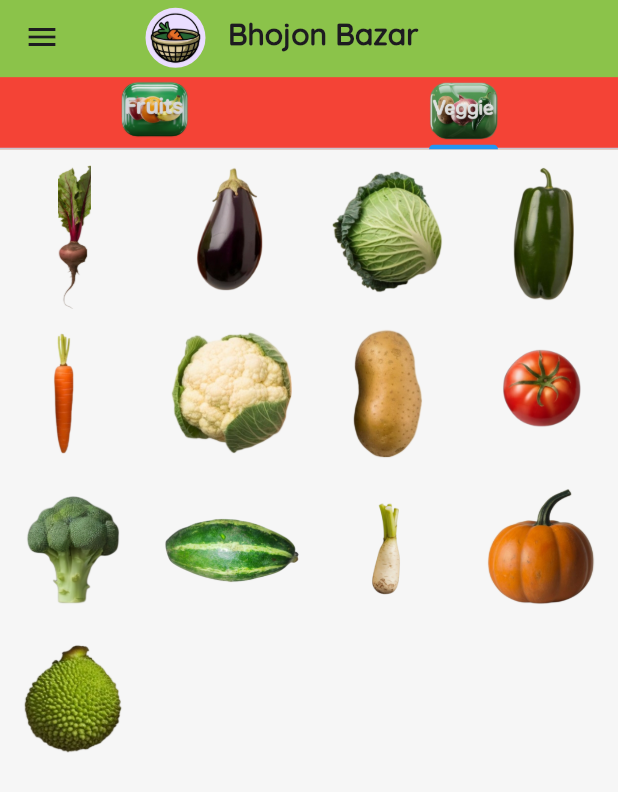
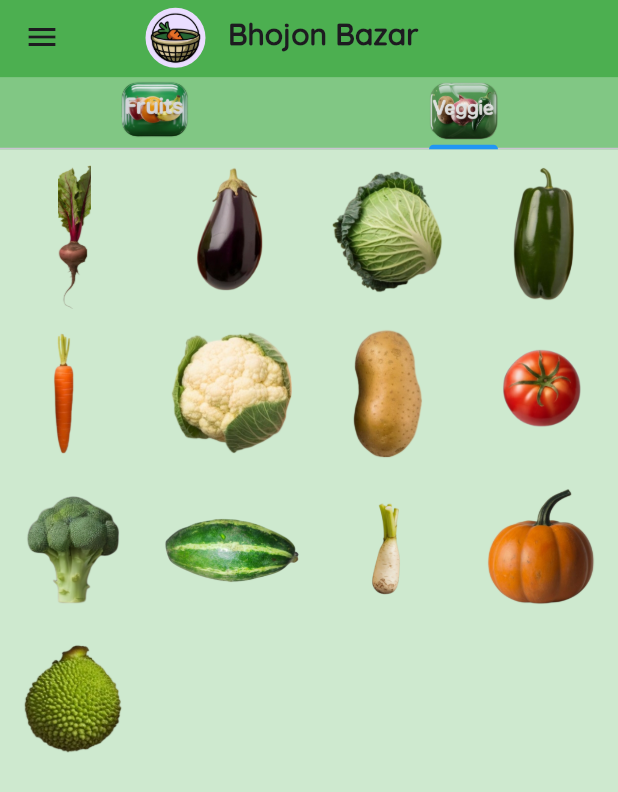
Before and after one commit to deeep8250/vegetables-application, a Flutter app: the screen it shows after launch, tab 2 chosen, on a phone screen of 412 x 824 dp. Shown: the top 792 px of the screen. Run offline on Flutter 3.47's test engine with Material 3 defaults, Android fonts, the phone set to English and light mode, and no system bars; our stand-ins replace audioplayers, lottie.

Commit message:
add to cart list delete  automatic whenever routing to the veges page, auto shuffle,  bug solved

```diff
--- a/lib/appDrawer.dart
+++ b/lib/appDrawer.dart
@@ -11,21 +11,30 @@ class MyResponsiveDrawer extends StatelessWidget {
 
   @override
   Widget build(BuildContext context) {
-    return const MaterialApp(
+    return MaterialApp(
       debugShowCheckedModeBanner: false,
-      home: HomePage(),
+      home: HomePage1(),
     );
   }
 }
 
-class HomePage extends StatelessWidget {
-  const HomePage({super.key});
+class HomePage1 extends StatefulWidget{
+  State<StatefulWidget> createState()=>HomePage();
+}
+
+class HomePage extends State {
 
   @override
+
+
+
+  @override
+
   Widget build(BuildContext context) {
+    precacheImage(const AssetImage('images/backg.jpg'), context);
     final wid = MediaQuery.of(context).size.width;
     final heit = MediaQuery.of(context).size.height;
-    precacheImage(const AssetImage('images/backg.jpg'), context);
+
     return Drawer(
         width: wid > 600 ? wid * 0.34 : wid * 0.5,
         child: Stack(
@@ -35,7 +44,7 @@ class HomePage extends StatelessWidget {
               child: Opacity(
                 opacity: 0.6, // Adjust the opacity as needed
                 child: Image.asset(
-                'images/backg.jpg', // Your background image path
+                  'assets/images/backg.jpg', // Your background image path
                   fit: BoxFit.cover,
                 ),
               ),
@@ -95,7 +104,7 @@ class HomePage extends StatelessWidget {
                   ),
 
                   child: ListTile(
-                  leading: Image.asset('images/orderhistory.png'),
+                    leading: Image.asset('assets/images/orderhistory.png'),
                     title: Text(
                       'My Cart',
                       style: TextStyle(
@@ -124,7 +133,7 @@ class HomePage extends StatelessWidget {
                     color: Colors.black26,
                   ),
                   child: ListTile(
-                  leading: Image.asset('images/feedback.png'),
+                    leading: Image.asset('assets/images/feedback.png'),
                     title: Text('Feedback',
                       style: TextStyle(fontWeight: FontWeight.bold,
                         fontFamily: 'cute',
@@ -145,7 +154,7 @@ class HomePage extends StatelessWidget {
                     color: Colors.black26,
                   ),
                   child: ListTile(
-                  leading: Image.asset('images/setting.png'),
+                    leading: Image.asset('assets/images/setting.png'),
                     title: Text('Settings',
                       style: TextStyle(fontWeight: FontWeight.bold,
                         fontFamily: 'cute',
@@ -168,7 +177,7 @@ class HomePage extends StatelessWidget {
                     color: Colors.black26,
                   ),
                   child: ListTile(
-                  leading: Image.asset('images/signout.png'),
+                    leading: Image.asset('assets/images/signout.png'),
                     title: Text('Logout',
                       style: TextStyle(fontWeight: FontWeight.bold,
                         fontFamily: 'cute',
--- a/lib/fruits_list.dart
+++ b/lib/fruits_list.dart
@@ -1,85 +1,36 @@
-import 'dart:math';
 
 import 'package:first/active_button_test.dart';
-import 'package:first/loti_animation.dart';
 import 'package:flutter/material.dart';
 
-void main() => runApp(const MyAppq());
 
-class MyAppq extends StatelessWidget {
-  const MyAppq({super.key});
+class HomeScreen1 extends StatefulWidget {
 
-  @override
-  Widget build(BuildContext context) {
-    return MaterialApp(
-      debugShowCheckedModeBanner: false,
-      home: HomeScreen(),
-    );
-  }
-}
+  List <String> image = [];
+   List <String> add_to_cart_items = [];
+  late List <bool> imageS = [];
 
-class HomeScreen extends StatefulWidget {
-
+ HomeScreen1({required this.image,required this.add_to_cart_items, required this.imageS});
 
   @override
   State<StatefulWidget> createState() => HomeScreenState();
 }
 
-class HomeScreenState extends State<HomeScreen> {
+class HomeScreenState extends State<HomeScreen1> {
    bool addtocart = true;
 
   int showIndex = -1;
   bool crcolor = true;
 
-  List<String> image = [
-    'fruits/banana.png',
-    'fruits/apple.png',
-    'fruits/avacado.png',
-    'fruits/bedana.png',
-    'fruits/coconut.png',
-    'fruits/cucumber.png',
-    'fruits/drag.png',
-    'fruits/grapes.png',
-    'fruits/green_grapes.png',
-    'fruits/guava.png',
-    'fruits/khajur.png',
-    'fruits/lichi.png',
-    'fruits/mango.png',
-    'fruits/orange.png',
-    'fruits/papaya.png',
-    'fruits/pineapple.png',
-    'fruits/strawberry.png',
-    'fruits/unknownf.png',
-    'fruits/watermelon.png',
-  ];
 
-
-
-
-
-
-
-
-
-  late List <String> add_to_cart_items = List.filled(image.length, '');
-  late List <bool> imageS = List.filled(image.length , true);
-
-  @override
-  void initState() {
-    super.initState();
-    image.shuffle(Random());
-  }
 
   @override
   Widget build(BuildContext context) {
-
 
     final deviceWidth = MediaQuery.of(context).size.width;
     final deviceHeight = MediaQuery.of(context).size.height;
 
     return Scaffold(
-      backgroundColor:Color(0xFFFFEB3B)
-      ,
+      backgroundColor:Colors.green.shade100,
         body: Stack(
         children: [
           Padding(
@@ -90,7 +41,7 @@ class HomeScreenState extends State<HomeScreen> {
                 crossAxisSpacing: 5,
                 mainAxisSpacing: 5,
               ),
-              itemCount: image.length,
+              itemCount: widget.image.length,
               itemBuilder: (context, index) {
                 return GestureDetector(
                   onTap: () {
@@ -108,7 +59,7 @@ class HomeScreenState extends State<HomeScreen> {
                       child: Stack(
                         children: [
                           Center(
-                            child: Image.asset("assets/icons/" + image[index],
+                            child: Image.asset("assets/icons/" + widget.image[index],
                                 fit: BoxFit.fill),
                           ),
                         ],
@@ -144,38 +95,12 @@ class HomeScreenState extends State<HomeScreen> {
                           width: deviceWidth * 0.6,
                           height: deviceHeight * 0.6,
                           child: Image.asset(
-                            "assets/large_icons/" + image[showIndex],
+                            "assets/large_icons/" + widget.image[showIndex],
                             fit: BoxFit.contain,
                           ),
                         ),
                       ),
-                      // Positioned(
-                      //   bottom: 50,
-                      //   left: 80,
-                      //   child: GestureDetector(
-                      //     onTap: () {
-                      //       setState(() {
-                      //
-                      //         if(imageS[showIndex] == true){
-                      //           add_to_cart_items[showIndex] = image[showIndex];
-                      //           imageS[showIndex] = false;
-                      //         }else{
-                      //           add_to_cart_items[showIndex] = '';
-                      //           imageS[showIndex] = true;
-                      //         }
-                      //         print(add_to_cart_items);
-                      //
-                      //        // Toggle the addtocart value
-                      //       });
-                      //     },
-                      //     child: Container(
-                      //       color: imageS[showIndex] ? Colors.green : Colors.red,
-                      //       width: 200,
-                      //       height: 100,
-                      //     ),
-                      //   ),
-                      // ),
-                      Active1(index: showIndex, image: image, imageS: imageS, add_to_cart_items: add_to_cart_items),
+                      Active1(index: showIndex, image: widget.image, imageS: widget.imageS, add_to_cart_items: widget.add_to_cart_items,),
 
 
 
--- a/lib/main.dart
+++ b/lib/main.dart
@@ -1,3 +1,5 @@
+import 'dart:math';
+
 import 'package:first/appDrawer.dart';
 import 'package:first/fruits_list.dart';
 import 'package:first/vegetables_list.dart';
@@ -15,7 +17,7 @@ class firstpage extends StatelessWidget {
       debugShowCheckedModeBanner: false,
       home: const mainsc(),
       theme: ThemeData(
-        appBarTheme: AppBarTheme(color: Color(0xFF8BC34A)),
+        appBarTheme: const AppBarTheme(color:Colors.green),
       ),
     );
   }
@@ -29,13 +31,49 @@ class mainsc extends StatefulWidget {
 }
 
 class mainscState extends State<mainsc> {
+  List<String> image = [
+    'fruits/banana.png',
+    'fruits/apple.png',
+    'fruits/avacado.png',
+    'fruits/bedana.png',
+    'fruits/coconut.png',
+    'fruits/cucumber.png',
+    'fruits/drag.png',
+    'fruits/grapes.png',
+    'fruits/green_grapes.png',
+    'fruits/guava.png',
+    'fruits/khajur.png',
+    'fruits/lichi.png',
+    'fruits/mango.png',
+    'fruits/orange.png',
+    'fruits/papaya.png',
+    'fruits/pineapple.png',
+    'fruits/strawberry.png',
+    'fruits/unknownf.png',
+    'fruits/watermelon.png',
+  ];
+  late List <String> add_to_cart_items = List.filled(image.length, '');
+  late List <bool> imageS = List.filled(image.length , true);
+  void didChangeDependencies() {
+    super.didChangeDependencies();
+    precacheImage(AssetImage('assets/images/backg.jpg') , context);
+    precacheImage(AssetImage('assets/images/loginavtar.png') , context);
+
+  }
+  @override
+  void initState() {
+    super.initState();
+    image.shuffle(Random());
+  }
+
+  @override
+  Widget build(BuildContext context) {
 
 
 
-  @override
-  Widget build(BuildContext context) {
     final height = MediaQuery.of(context).size.height;
     final width1 = MediaQuery.of(context).size.width;
+    precacheImage(const AssetImage('images/backg.jpg'), context);
 
     return DefaultTabController(
         length: 2,
@@ -72,7 +110,7 @@ class mainscState extends State<mainsc> {
             bottom: PreferredSize(
               preferredSize: Size.fromHeight(50.0),
               child: Container(
-                color: Colors.red,
+                color: Colors.green.shade300,
 
 
                 child: TabBar(
@@ -80,17 +118,15 @@ class mainscState extends State<mainsc> {
                     Tab(icon: Image.asset('assets/images/fruitsb.png')),
                     Tab(icon: Image.asset('assets/images/vegesb.png')),
                   ],
-                  indicatorColor: Colors
-                      .blue, // Color of the selected tab underline// Color of the selected tab's text and icon
+                  indicatorColor: Colors.blue, // Color of the selected tab underline// Color of the selected tab's text and icon
                 ),
               ),
             ),
           ),
-          drawer:
-              Container( width : width1 > 600 ? width1 * 0.34 : width1 * 0.5, child: MyResponsiveDrawer()),
+          drawer: Container( width : width1 > 600 ? width1 * 0.34 : width1 * 0.5, child: MyResponsiveDrawer()),
 
           body:TabBarView(children: [
-            MyAppq(),
+            HomeScreen1( image:image, add_to_cart_items: add_to_cart_items, imageS: imageS,),
             Myveges(),
           ],
           ) ,
--- a/lib/vegetables_list.dart
+++ b/lib/vegetables_list.dart
@@ -61,7 +61,7 @@ class HomeScreenState extends State<HomeScreen> {
     final deviceHeight = MediaQuery.of(context).size.height;
 
     return Scaffold(
-      backgroundColor:Color(0xFFF5F5F5),
+      backgroundColor: Colors.green.shade100,
       body: Stack(
         children: [
           Container(
```
Also changed, not shown: lib/active_button_test.dart (+1 -19 lines). Lines whose indentation alone changed are shown as unchanged.
